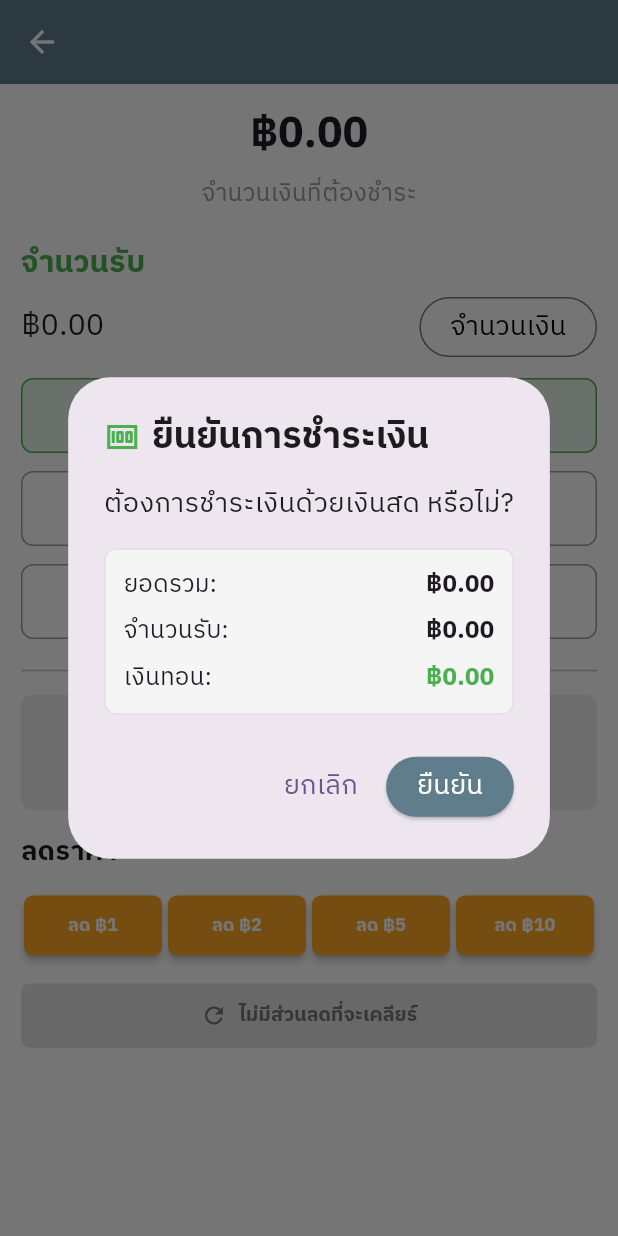
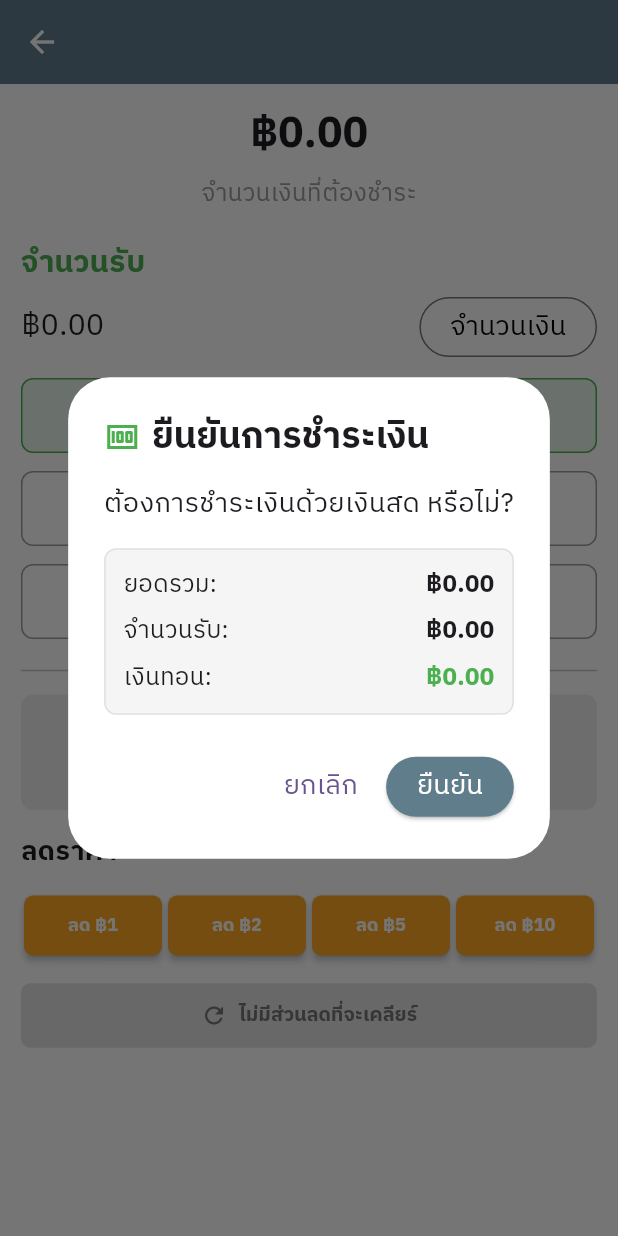
Before and after one commit to AshaTechCorporation/posashastd, a Flutter app: the PaymentPagev2s screen opened directly with empty values, after a tap on "จำนวนเงิน", after a tap on "เงินสด", on a phone screen of 412 x 824 dp. Run offline on Flutter 3.47's test engine with Material 3 defaults, Android fonts, the phone set to English and light mode, and no system bars; our stand-ins replace cached_network_image, connectivity_plus, get, screenshot, shared_preferences, sqflite; missing offline and left inert: sunmi_printer_plus; accounts and stored records are empty; network calls fail.

Commit message:
เพิ่มฟังก์ชั่น

```diff
--- a/lib/D2S/home/paymentPageD2s.dart
+++ b/lib/D2S/home/paymentPageD2s.dart
@@ -1062,6 +1062,11 @@ class _PaymentPageD2sState extends State<PaymentPageD2s> {
                                   shape: RoundedRectangleBorder(borderRadius: BorderRadius.circular(8)),
                                 ),
                                 onPressed: () {
+                                  // ✅ เคลียร์ข้อมูลออเดอร์ที่แก้ไขใน HomeController
+                                  final homeController = Get.find<HomeController>();
+                                  homeController.editOrderId = null;
+                                  homeController.editOrderNumber = null;
+
                                   Navigator.pop(context, true);
                                 },
                                 icon: const Icon(Icons.check, color: Colors.white),
--- a/lib/D2S/home/widgets/PaymentConfirmDialog.dart
+++ b/lib/D2S/home/widgets/PaymentConfirmDialog.dart
@@ -27,29 +27,17 @@ class PaymentConfirmDialog extends StatelessWidget {
   @override
   Widget build(BuildContext context) {
     return AlertDialog(
-      title: Row(
-        children: [
-          Icon(icon, color: Colors.green),
-          const SizedBox(width: 8),
-          const Text('ยืนยันการชำระเงิน'),
-        ],
-      ),
+      backgroundColor: Colors.white,
+      title: Row(children: [Icon(icon, color: Colors.green), const SizedBox(width: 8), const Text('ยืนยันการชำระเงิน')]),
       content: Column(
         mainAxisSize: MainAxisSize.min,
         crossAxisAlignment: CrossAxisAlignment.start,
         children: [
-          Text(
-            'ต้องการชำระเงินด้วย$paymentMethod หรือไม่?',
-            style: const TextStyle(fontSize: 18),
-          ),
+          Text('ต้องการชำระเงินด้วย$paymentMethod หรือไม่?', style: const TextStyle(fontSize: 18)),
           const SizedBox(height: 16),
           Container(
             padding: const EdgeInsets.all(12),
-            decoration: BoxDecoration(
-              color: Colors.grey[100],
-              borderRadius: BorderRadius.circular(8),
-              border: Border.all(color: Colors.grey[300]!),
-            ),
+            decoration: BoxDecoration(color: Colors.grey[100], borderRadius: BorderRadius.circular(8), border: Border.all(color: Colors.grey[300]!)),
             child: Column(
               children: [
                 // ยอดรวม
@@ -57,10 +45,7 @@ class PaymentConfirmDialog extends StatelessWidget {
                   mainAxisAlignment: MainAxisAlignment.spaceBetween,
                   children: [
                     const Text('ยอดรวม:', style: TextStyle(fontSize: 16)),
-                    Text(
-                      '฿${total.toStringAsFixed(2)}',
-                      style: const TextStyle(fontSize: 16, fontWeight: FontWeight.bold),
-                    ),
+                    Text('฿${total.toStringAsFixed(2)}', style: const TextStyle(fontSize: 16, fontWeight: FontWeight.bold)),
                   ],
                 ),
 
@@ -71,10 +56,7 @@ class PaymentConfirmDialog extends StatelessWidget {
                     mainAxisAlignment: MainAxisAlignment.spaceBetween,
                     children: [
                       const Text('จำนวนรับ:', style: TextStyle(fontSize: 16)),
-                      Text(
-                        '฿${receivedAmount.toStringAsFixed(2)}',
-                        style: const TextStyle(fontSize: 16, fontWeight: FontWeight.bold),
-                      ),
+                      Text('฿${receivedAmount.toStringAsFixed(2)}', style: const TextStyle(fontSize: 16, fontWeight: FontWeight.bold)),
                     ],
                   ),
                   const SizedBox(height: 8),
@@ -84,11 +66,7 @@ class PaymentConfirmDialog extends StatelessWidget {
                       const Text('เงินทอน:', style: TextStyle(fontSize: 16)),
                       Text(
                         '฿${(receivedAmount >= total ? receivedAmount - total : 0).toStringAsFixed(2)}',
-                        style: TextStyle(
-                          fontSize: 16,
-                          fontWeight: FontWeight.bold,
-                          color: receivedAmount >= total ? Colors.green : Colors.red,
-                        ),
+                        style: TextStyle(fontSize: 16, fontWeight: FontWeight.bold, color: receivedAmount >= total ? Colors.green : Colors.red),
                       ),
                     ],
                   ),
@@ -99,10 +77,7 @@ class PaymentConfirmDialog extends StatelessWidget {
         ],
       ),
       actions: [
-        TextButton(
-          onPressed: onCancel,
-          child: const Text('ยกเลิก', style: TextStyle(fontSize: 18)),
-        ),
+        TextButton(onPressed: onCancel, child: const Text('ยกเลิก', style: TextStyle(fontSize: 18))),
         ElevatedButton(
           onPressed: () {
             Get.back(); // ปิด dialog
--- a/lib/V2S/home/paymentPagev2s.dart
+++ b/lib/V2S/home/paymentPagev2s.dart
@@ -376,6 +376,7 @@ class _PaymentPagev2sState extends State<PaymentPagev2s> {
       context: context,
       builder:
           (context) => AlertDialog(
+            backgroundColor: Colors.white,
             title: const Text('ไม่พบปริ๊นเตอร์'),
             content: const Text('กรุณาตั้งค่าปริ๊นเตอร์เริ่มต้นในหน้าการตั้งค่า'),
             actions: [TextButton(onPressed: () => Get.back(), child: const Text('ปิด'))],
@@ -391,6 +392,7 @@ class _PaymentPagev2sState extends State<PaymentPagev2s> {
       context: context,
       builder:
           (context) => AlertDialog(
+            backgroundColor: Colors.white,
             title: const Text('เชื่อมต่อปริ๊นเตอร์ไม่ได้'),
             content: Text('ไม่สามารถเชื่อมต่อกับปริ๊นเตอร์ ${printer.name} ได้\nกรุณาตรวจสอบการเชื่อมต่อ'),
             actions: [
@@ -455,6 +457,7 @@ class _PaymentPagev2sState extends State<PaymentPagev2s> {
       context: context,
       builder:
           (context) => AlertDialog(
+            backgroundColor: Colors.white,
             title: const Text('ปริ๊นล้มเหลว'),
             content: Text(
               'ไม่สามารถปริ๊นใบเสร็จไปยัง ${printer.name} ได้\n\nข้อผิดพลาด: $error\n\nกรุณาตรวจสอบ:\n• การเชื่อมต่อปริ๊นเตอร์\n• กระดาษในเครื่องปริ๊น\n• สถานะเครื่องปริ๊น',
@@ -658,6 +661,7 @@ class _PaymentPagev2sState extends State<PaymentPagev2s> {
                         builder: (context) {
                           double tempAmount = 0;
                           return AlertDialog(
+                            backgroundColor: Colors.white,
                             title: Text("ใส่จำนวนเงิน"),
                             content: TextField(
                               keyboardType: TextInputType.number,
--- a/lib/V2S/receipt/receiptHistoryV2s.dart
+++ b/lib/V2S/receipt/receiptHistoryV2s.dart
@@ -44,7 +44,7 @@ class _ReceiptHistoryV2sState extends State<ReceiptHistoryV2s> {
     return Scaffold(
       drawer: const AppDrawerv2s(),
       appBar: AppBar(
-        title: const Text('ใบเสร็จรับเงิน'),
+        title: const Text('ใบเสร็จรับเงิน', style: TextStyle(fontFamily: 'IBMPlexSansThai')),
         backgroundColor: ktextColr,
         iconTheme: const IconThemeData(color: Colors.white), // 🔸 เปลี่ยนสีไอคอน
         titleTextStyle: const TextStyle(
--- a/lib/models/order.dart
+++ b/lib/models/order.dart
@@ -22,6 +22,7 @@ class Order {
   int? discount;
   int? grandTotal;
   String? remark;
+  bool? canVoid;
   Shift? shift;
   List<OrderItems>? orderItems;
   Device? device;
@@ -45,6 +46,7 @@ class Order {
     this.shift,
     this.orderItems,
     this.device,
+    this.canVoid,
   });
 
   factory Order.fromJson(Map<String, dynamic> json) => _$OrderFromJson(json);
```
Also changed, not shown: lib/D2S/receipt/receiptHistoryPage.dart (+14 -0 lines), lib/V2S/home/homev2s.dart (+17 -14 lines), lib/V2S/home/orderPagev2s.dart (+6 -6 lines), lib/models/order.g.dart.
